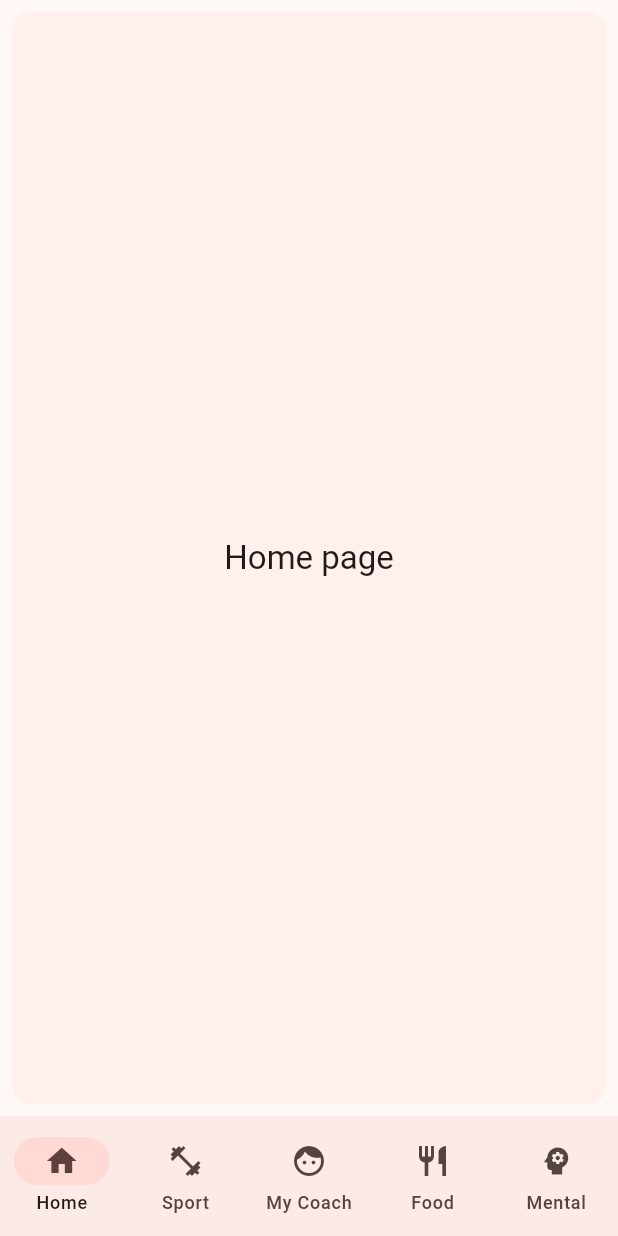
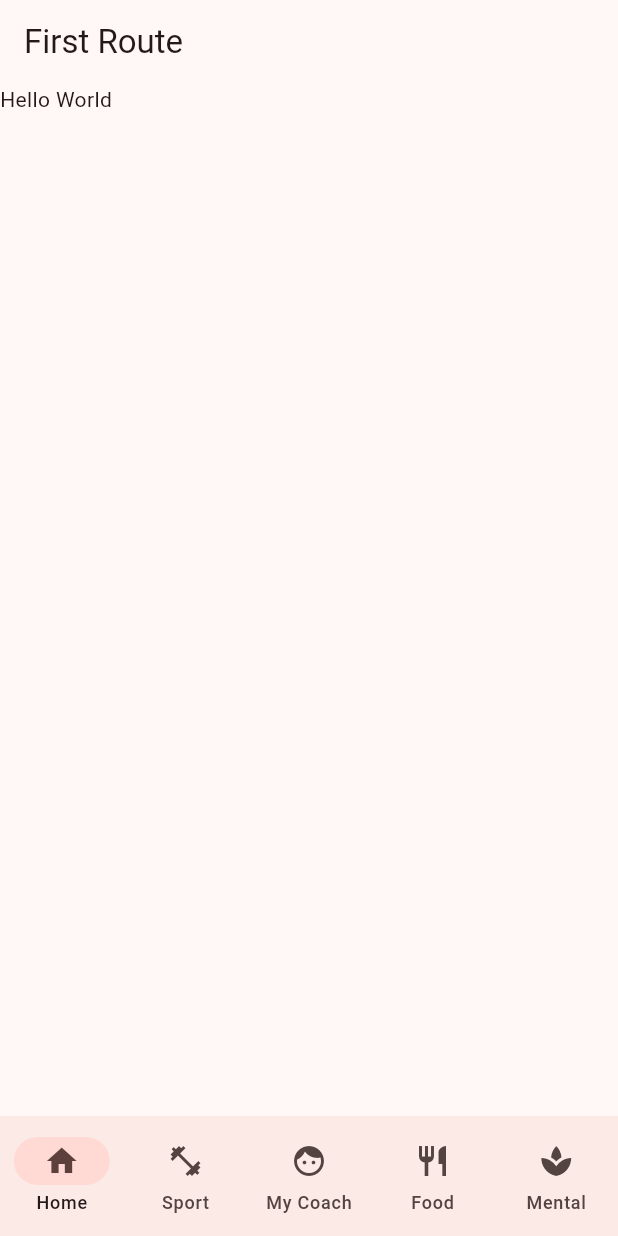
Before and after one commit to linuseing/limitless, a Flutter app: the screen it shows after launch, on a phone screen of 412 x 824 dp. Run offline on Flutter 3.47's test engine with Material 3 defaults, Android fonts, the phone set to English and light mode, and no system bars.

Commit message:
added home

```diff
--- /dev/null
+++ b/lib/home.dart
@@ -0,0 +1,15 @@
+import 'package:flutter/material.dart';
+
+class Home extends StatelessWidget {
+  const Home({super.key});
+
+  @override
+  Widget build(BuildContext context) {
+    return Scaffold(
+      appBar: AppBar(
+        title: const Text('First Route'),
+      ),
+      body: Text('Hello World'),
+    );
+  }
+}
--- a/lib/main.dart
+++ b/lib/main.dart
@@ -1,4 +1,5 @@
 import 'package:flutter/material.dart';
+import 'package:limitless/home.dart';
 
 /// Flutter code sample for [NavigationBar].
 
@@ -68,24 +69,13 @@ class _NavigationExampleState extends State<NavigationExample> {
             label: 'Food',
           ),
           NavigationDestination(
-            icon: Icon(Icons.psychology),
+            icon: Icon(Icons.spa),
             label: 'Mental',
           ),
         ],
       ),
       body: <Widget>[
-        Card(
-          shadowColor: Colors.transparent,
-          margin: const EdgeInsets.all(8.0),
-          child: SizedBox.expand(
-            child: Center(
-              child: Text(
-                'Home page',
-                style: theme.textTheme.titleLarge,
-              ),
-            ),
-          ),
-        ),
+        const Home(),
         Card(
           shadowColor: Colors.transparent,
           margin: const EdgeInsets.all(8.0),
```
Also changed, not shown: lib/landing.dart (deleted).
